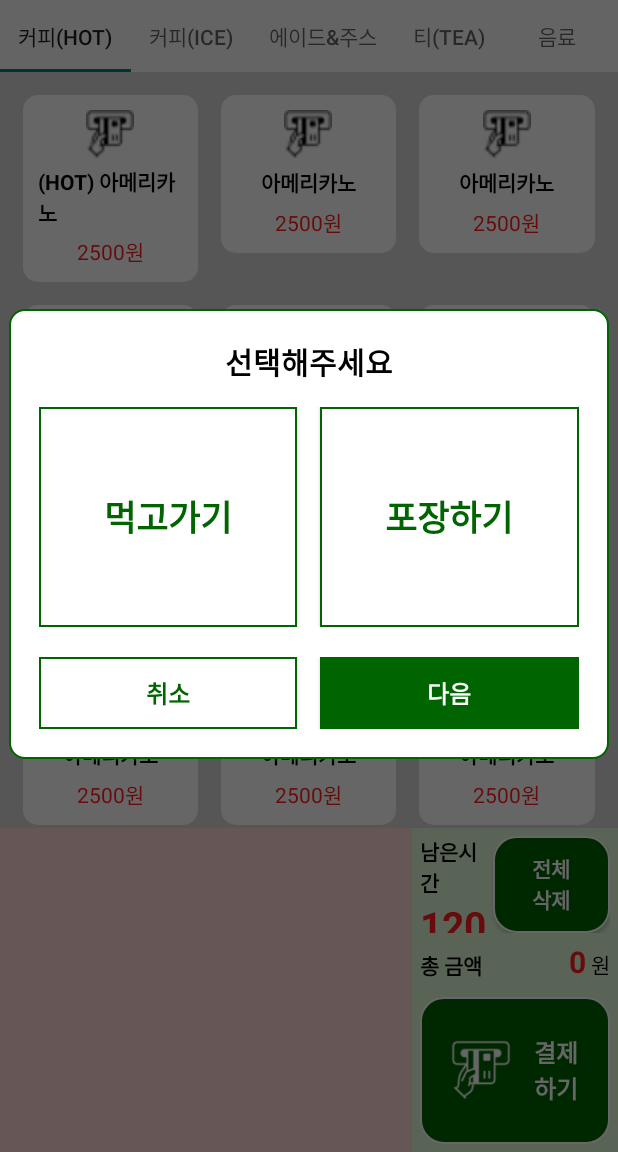
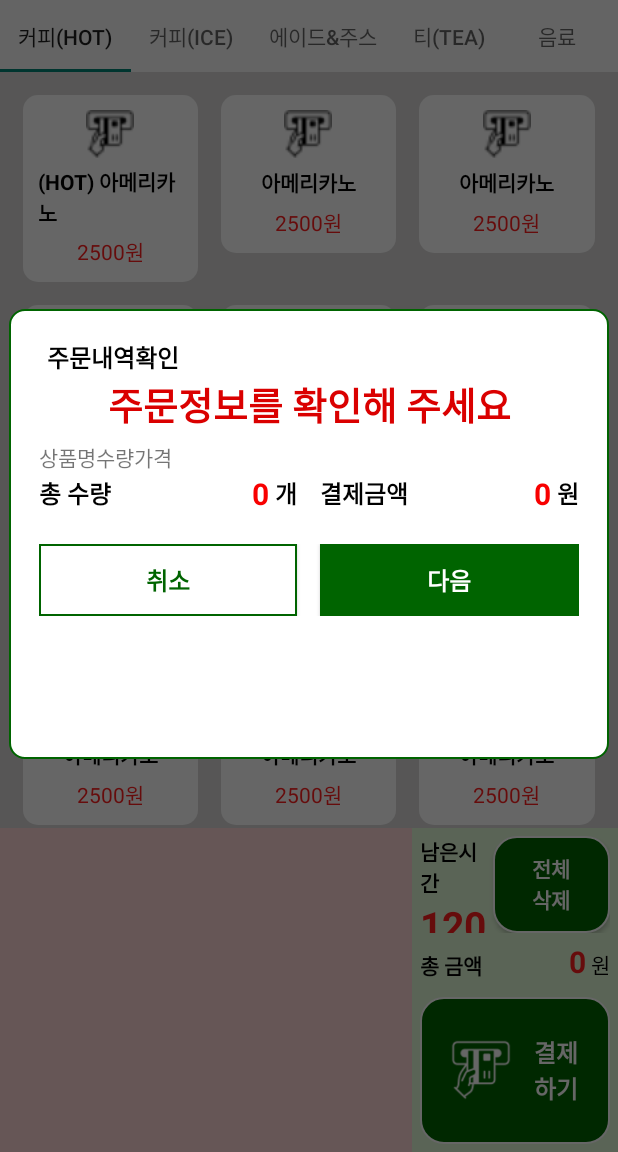
Before and after one commit to yjlee9909/Kiosk_prj, an Android app: the screen it shows after launch (MainActivity), after a tap on an icon or button, on a phone screen of 412 x 824 dp, the part 84-1236 px from its top. Run offline under Robolectric (Android 15) with nearby library versions, the phone set to English and light mode, and no system bars; 2 other taps on this screen came first.

Commit message:
리스트 다이얼로그에 갯수 & 가격 받아오기

```diff
--- a/app/src/main/java/com/androidexlyj/lyj_kiosk/MainActivity.kt
+++ b/app/src/main/java/com/androidexlyj/lyj_kiosk/MainActivity.kt
@@ -31,6 +31,8 @@ class MainActivity : AppCompatActivity() {
     lateinit var lyj_recyclerView: RecyclerView
     lateinit var lyj_adapter: RecyclerViewAdapter
     lateinit var lyj_itemList: ArrayList<ItemData>
+private var lyj_totalCount = 0
+
 
     // 리스트 추가
     private val fragments = listOf(
@@ -42,6 +44,8 @@ class MainActivity : AppCompatActivity() {
         super.onCreate(savedInstanceState)
         setContentView(R.layout.activity_main)
         title = "LYJ KIOSK"
+
+
 
         lyj_goHome = findViewById<ImageButton>(R.id.lyj_goHome)
         lyj_recyclerView = findViewById<RecyclerView>(R.id.lyj_recyclerView)
@@ -59,12 +63,12 @@ class MainActivity : AppCompatActivity() {
             Toast.makeText(applicationContext, "주문이 전체 삭제되었습니다.", Toast.LENGTH_SHORT).show()
         }
         lyj_payBtn.setOnClickListener {
-            val dialog = takeDialog(lyj_totalPrice.text.toString())
+            val dialog = listDialog(lyj_totalPrice.text.toString(), lyj_totalCount.toString())
             dialog.show(this.supportFragmentManager, "CustomDialog")
-//            Toast.makeText(applicationContext, lyj_totalPrice.text.toString(), Toast.LENGTH_SHORT).show()
+//            Toast.makeText(applicationContext, lyj_totalCount.toString(), Toast.LENGTH_SHORT).show()
         }
         lyj_payImgBtn.setOnClickListener {
-            val dialog = takeDialog(lyj_totalPrice.text.toString())
+            val dialog = listDialog(lyj_totalPrice.text.toString(),lyj_totalCount.toString())
             dialog.show(this.supportFragmentManager, "CustomDialog")
         }
 
@@ -121,7 +125,10 @@ class MainActivity : AppCompatActivity() {
 
     private fun updateTotalPrice() {
         val totalPrice = lyj_adapter.getTotalPrice()
+        // Count 저장
+        val totalCount = lyj_adapter.getTotalCount()
         lyj_totalPrice.text = totalPrice.toString()
+        lyj_totalCount = totalCount
     }
 
     // 리스트 전체 삭제
--- a/app/src/main/java/com/androidexlyj/lyj_kiosk/RecyclerViewAdapter.kt
+++ b/app/src/main/java/com/androidexlyj/lyj_kiosk/RecyclerViewAdapter.kt
@@ -88,4 +88,11 @@ class RecyclerViewAdapter(private val itemList: ArrayList<ItemData>, private val
         }
         return totalPrice
     }
+    fun getTotalCount(): Int {
+        var totalCount = 0
+        for (item in itemList) {
+            totalCount += item.count
+        }
+        return totalCount
+    }
 }
--- /dev/null
+++ b/app/src/main/java/com/androidexlyj/lyj_kiosk/listDialog.kt
@@ -0,0 +1,63 @@
+package com.androidexlyj.lyj_kiosk
+
+import android.graphics.Color
+import android.graphics.drawable.ColorDrawable
+import android.os.Bundle
+import android.view.LayoutInflater
+import android.view.View
+import android.view.ViewGroup
+import android.view.WindowManager
+import android.widget.Button
+import android.widget.TextView
+import android.widget.Toast
+import androidx.fragment.app.DialogFragment
+
+class listDialog (private val totalPrice: String, private val totalCount: String) : DialogFragment() {
+    //    private var _binding: DialogLayoutBinding? = null
+//    private val binding get() = _binding!!
+    private lateinit var lyj_listCancel: Button
+    private lateinit var lyj_listNext: Button
+    private lateinit var lyj_listTotalPrice: TextView
+    private lateinit var lyj_listTotalCount: TextView
+
+    override fun onCreateView(
+        inflater: LayoutInflater,
+        container: ViewGroup?,
+        savedInstanceState: Bundle?
+    ): View? {
+        val view = inflater.inflate(R.layout.dialog_list, container, false)
+        lyj_listCancel = view.findViewById(R.id.lyj_listCancel)
+        lyj_listNext = view.findViewById(R.id.lyj_listNext)
+        lyj_listTotalPrice = view.findViewById(R.id.lyj_listTotalPrice)
+        lyj_listTotalCount = view.findViewById(R.id.lyj_listTotalCount)
+
+        val params: WindowManager.LayoutParams =
+            dialog?.window?.attributes as WindowManager.LayoutParams
+        params.width = WindowManager.LayoutParams.MATCH_PARENT
+        params.height = WindowManager.LayoutParams.MATCH_PARENT
+        dialog?.window?.attributes = params
+        dialog?.window?.setBackgroundDrawable(ColorDrawable(Color.TRANSPARENT))
+        dialog?.setCancelable(true)
+
+        // 가격과 갯수 값 넣기
+        lyj_listTotalPrice.text = totalPrice
+        lyj_listTotalCount.text = totalCount
+
+        lyj_listCancel.setOnClickListener {
+            dismiss()
+        }
+
+
+        lyj_listNext.setOnClickListener {
+//            Toast.makeText(context, totalPrice, Toast.LENGTH_SHORT).show()
+            val dialog = takeDialog(totalPrice.toString())
+            dialog.show(parentFragmentManager, "CustomDialog")
+            dismiss()
+        }
+
+        return view
+    }
+
+
+
+}
--- /dev/null
+++ b/app/src/main/res/drawable/bottom_border.xml
@@ -0,0 +1,9 @@
+<shape xmlns:android="http://schemas.android.com/apk/res/android">
+    <solid android:color="@android:color/transparent" />
+    <stroke
+        android:width="1dp"
+        android:color="@color/black" />
+    <padding
+        android:top="0dp"
+        android:bottom="1dp" />
+</shape>
--- /dev/null
+++ b/app/src/main/res/layout/dialog_list.xml
@@ -0,0 +1,187 @@
+<?xml version="1.0" encoding="utf-8"?>
+<LinearLayout xmlns:android="http://schemas.android.com/apk/res/android"
+    android:layout_width="match_parent"
+    android:layout_height="wrap_content"
+    android:layout_marginLeft="5dp"
+    android:layout_marginRight="5dp"
+    android:background="@drawable/dialog_round"
+    android:minWidth="400dp"
+    android:minHeight="300dp"
+    android:orientation="vertical"
+    android:paddingLeft="20dp"
+    android:paddingTop="20dp"
+    android:paddingRight="20dp"
+    android:paddingBottom="20dp">
+
+    <LinearLayout
+        android:layout_width="match_parent"
+        android:layout_height="wrap_content"
+        android:layout_marginLeft="5dp"
+        android:layout_marginRight="5dp"
+        android:layout_marginBottom="5dp"
+        android:orientation="vertical">
+
+        <TextView
+            android:layout_width="match_parent"
+            android:layout_height="wrap_content"
+            android:text="주문내역확인"
+            android:textColor="@color/black"
+            android:textSize="16dp"
+            android:textStyle="bold"
+
+            />
+
+        <TextView
+            android:layout_width="match_parent"
+            android:layout_height="wrap_content"
+            android:text="주문정보를 확인해 주세요"
+            android:textAlignment="center"
+            android:textColor="#DA0000"
+            android:textSize="25dp"
+            android:textStyle="bold" />
+
+    </LinearLayout>
+
+
+    <LinearLayout
+        android:layout_width="match_parent"
+        android:layout_height="wrap_content"
+        android:orientation="vertical">
+        <LinearLayout
+            android:layout_width="match_parent"
+            android:layout_height="wrap_content"
+            android:orientation="horizontal">
+            <TextView
+                android:layout_width="wrap_content"
+                android:layout_height="wrap_content"
+                android:text="상품명"/>
+            <TextView
+                android:layout_width="wrap_content"
+                android:layout_height="wrap_content"
+                android:text="수량"/>
+            <TextView
+                android:layout_width="wrap_content"
+                android:layout_height="wrap_content"
+                android:text="가격"/>
+        </LinearLayout>
+        <androidx.recyclerview.widget.RecyclerView
+            android:id="@+id/lyj_recyclerViewItemResult"
+            android:layout_width="match_parent"
+            android:layout_height="match_parent" />
+    </LinearLayout>
+
+    <LinearLayout
+        android:layout_width="match_parent"
+        android:layout_height="wrap_content"
+        android:orientation="vertical">
+        <LinearLayout
+            android:layout_width="match_parent"
+            android:layout_height="wrap_content"
+            android:orientation="horizontal">
+            <LinearLayout
+                android:layout_width="0dp"
+                android:layout_weight="1"
+                android:layout_height="wrap_content">
+                <TextView
+                    android:layout_width="wrap_content"
+                    android:layout_height="wrap_content"
+                    android:text="총 수량"
+                    android:textColor="@color/black"
+                    android:textSize="16dp"
+                    android:textStyle="bold"
+                    android:layout_gravity="center"
+                    />
+                <LinearLayout
+                    android:layout_width="match_parent"
+                    android:layout_height="wrap_content"
+                    android:gravity="right">
+                    <TextView
+                        android:id="@+id/lyj_listTotalCount"
+                        android:layout_width="wrap_content"
+                        android:layout_height="wrap_content"
+                        android:text="0"
+                        android:textColor="#F80000"
+                        android:textSize="20dp"
+                        android:textStyle="bold"/>
+                    <TextView
+                        android:layout_width="wrap_content"
+                        android:layout_height="wrap_content"
+                        android:text=" 개"
+                        android:textColor="@color/black"
+                        android:textSize="16dp"
+                        android:textStyle="bold"
+                        android:layout_gravity="center"
+                        />
+                </LinearLayout>
+
+            </LinearLayout>
+            <LinearLayout
+                android:layout_width="0dp"
+                android:layout_weight="1"
+                android:layout_height="wrap_content"
+                android:layout_marginLeft="15dp">
+                <TextView
+                    android:layout_width="wrap_content"
+                    android:layout_height="wrap_content"
+                    android:text="결제금액"
+                    android:textColor="@color/black"
+                    android:textSize="16dp"
+                    android:textStyle="bold"
+                    android:layout_gravity="center"/>
+                <LinearLayout
+                    android:layout_width="match_parent"
+                    android:layout_height="wrap_content"
+                    android:gravity="right">
+                    <TextView
+                        android:id="@+id/lyj_listTotalPrice"
+                        android:layout_width="wrap_content"
+                        android:layout_height="wrap_content"
+                        android:text="0"
+                        android:textColor="#F80000"
+                        android:textSize="20dp"
+                        android:textStyle="bold"/>
+                    <TextView
+                        android:layout_width="wrap_content"
+                        android:layout_height="wrap_content"
+                        android:text=" 원"
+                        android:textColor="@color/black"
+                        android:textSize="16dp"
+                        android:textStyle="bold"
+                        android:layout_gravity="center"/>
+                </LinearLayout>
+            </LinearLayout>
+        </LinearLayout>
+    </LinearLayout>
+
+    <LinearLayout
+        android:layout_width="match_parent"
+        android:layout_height="wrap_content"
+        android:layout_marginTop="20dp"
+        android:orientation="horizontal">
+
+        <Button
+            android:id="@+id/lyj_listCancel"
+            android:layout_width="0dp"
+            android:layout_height="wrap_content"
+            android:layout_marginRight="15dp"
+            android:layout_weight="1"
+            android:background="@drawable/stroke_btn"
+            android:text="취소"
+            android:textColor="#006400"
+            android:textSize="16dp"
+            android:textStyle="bold" />
+
+        <Button
+            android:id="@+id/lyj_listNext"
+            android:layout_width="0dp"
+            android:layout_height="wrap_content"
+            android:layout_weight="1"
+            android:background="#006400"
+            android:text="다음"
+            android:textColor="@color/white"
+            android:textSize="16dp"
+            android:textStyle="bold" />
+
+
+    </LinearLayout>
+</LinearLayout>
```
